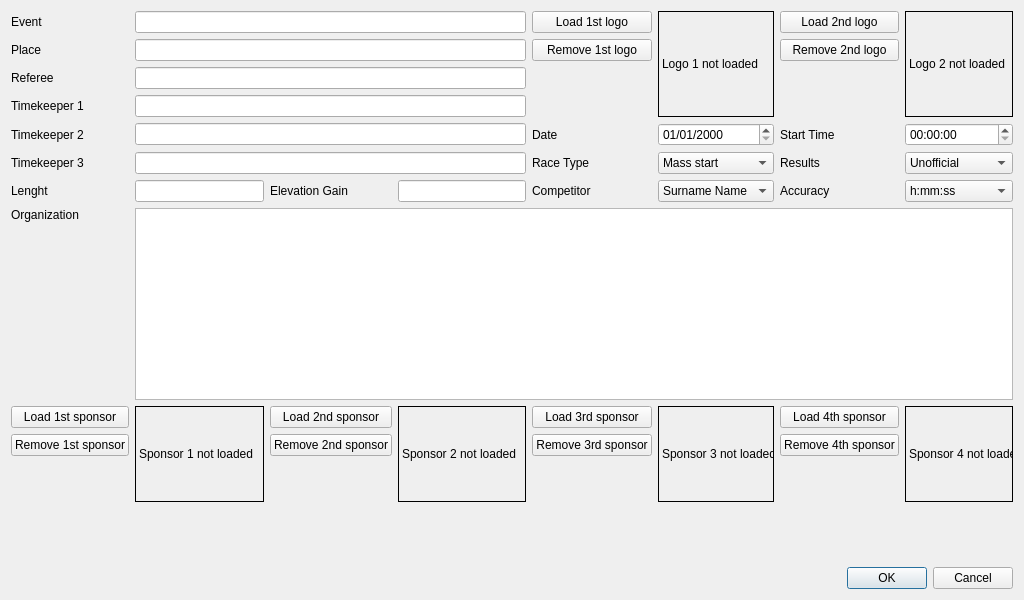
The window that chronoracedata.ui (flinco/LBChronoRace) describes before a commit, drawn with Qt 5.
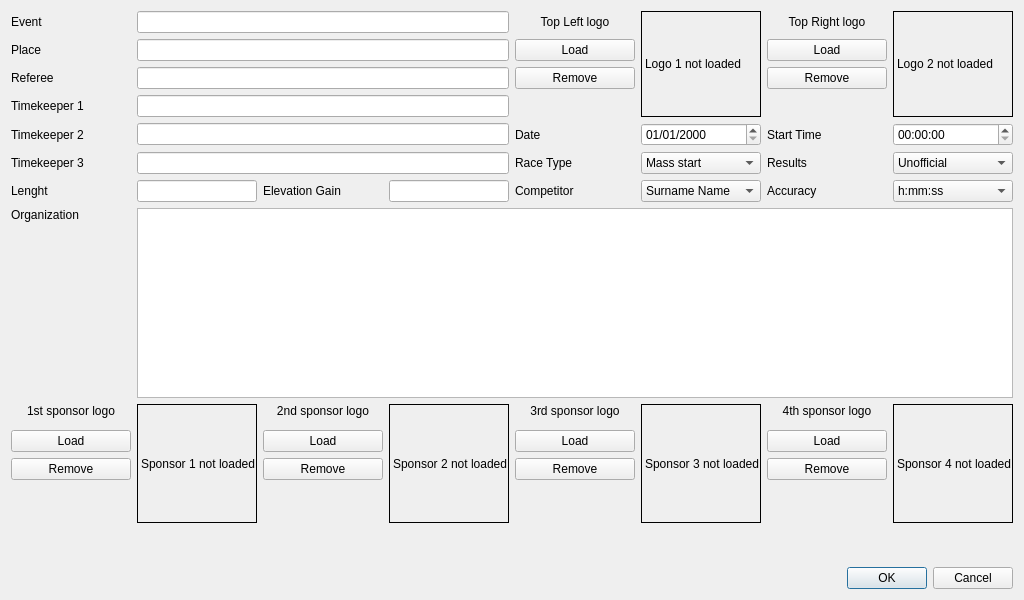
The same window after the commit. Icons and pictures are not drawn.

The edit to the form file:
```diff
--- a/chronoracedata.ui
+++ b/chronoracedata.ui
@@ -24,22 +24,51 @@
    <iconset>
     <normaloff>:/LBChronoRace.ico</normaloff>:/LBChronoRace.ico</iconset>
   </property>
-  <layout class="QGridLayout" name="gridLayout">
-   <item row="9" column="0">
-    <widget class="QPushButton" name="removeSponsorLogo1">
+  <layout class="QGridLayout" name="gridLayout" columnstretch="1,1,1,1,1,1,1,1">
+   <item row="2" column="1" colspan="3">
+    <widget class="QLineEdit" name="referee">
      <property name="toolTip">
       <string>Remove the first sponsor logo (from the bottom of the PDF)</string>
      </property>
+    </widget>
+   </item>
+   <item row="6" column="1">
+    <widget class="QLineEdit" name="length">
+     <property name="toolTip">
+      <string>The length of the race (optional)</string>
+     </property>
+    </widget>
+   </item>
+   <item row="4" column="4">
+    <widget class="QLabel" name="labelDate">
      <property name="text">
-      <string>Remove 1st sponsor</string>
+      <string>Date</string>
      </property>
-     <property name="icon">
-      <iconset resource="materialicons.qrc">
-       <normaloff>:/material/icons/hide_image.svg</normaloff>:/material/icons/hide_image.svg</iconset>
+    </widget>
+   </item>
+   <item row="8" column="1" rowspan="6">
+    <widget class="QLabel" name="sponsorLogo1">
+     <property name="sizePolicy">
+      <sizepolicy hsizetype="Ignored" vsizetype="Ignored">
+       <horstretch>0</horstretch>
+       <verstretch>0</verstretch>
+      </sizepolicy>
      </property>
+     <property name="toolTip">
+      <string>First sponsor logo (at the bottom of the PDF)</string>
+     </property>
+     <property name="frameShape">
+      <enum>QFrame::Shape::Box</enum>
+     </property>
+     <property name="text">
+      <string>Sponsor 1 not loaded</string>
+     </property>
+     <property name="scaledContents">
+      <bool>true</bool>
+     </property>
     </widget>
    </item>
-   <item row="10" column="0" rowspan="2">
+   <item row="12" column="0" rowspan="2">
     <spacer name="logosSpacer">
      <property name="orientation">
       <enum>Qt::Orientation::Vertical</enum>
@@ -52,6 +81,165 @@
      </property>
     </spacer>
    </item>
+   <item row="6" column="4">
+    <widget class="QLabel" name="labelNameComposition">
+     <property name="text">
+      <string>Competitor</string>
+     </property>
+    </widget>
+   </item>
+   <item row="6" column="0">
+    <widget class="QLabel" name="labelLength">
+     <property name="text">
+      <string>Lenght</string>
+     </property>
+    </widget>
+   </item>
+   <item row="7" column="0">
+    <widget class="QLabel" name="labelOrganization">
+     <property name="text">
+      <string>Organization</string>
+     </property>
+     <property name="alignment">
+      <set>Qt::AlignmentFlag::AlignLeading|Qt::AlignmentFlag::AlignLeft|Qt::AlignmentFlag::AlignTop</set>
+     </property>
+    </widget>
+   </item>
+   <item row="5" column="5">
+    <widget class="QComboBox" name="raceType">
+     <property name="toolTip">
+      <string>The type of race (important because it affects the calculation of rankings)</string>
+     </property>
+     <item>
+      <property name="text">
+       <string>Mass start</string>
+      </property>
+     </item>
+     <item>
+      <property name="text">
+       <string>Timed race</string>
+      </property>
+     </item>
+     <item>
+      <property name="text">
+       <string>Relay race</string>
+      </property>
+     </item>
+    </widget>
+   </item>
+   <item row="5" column="6">
+    <widget class="QLabel" name="labelResults">
+     <property name="text">
+      <string>Results</string>
+     </property>
+    </widget>
+   </item>
+   <item row="0" column="7" rowspan="4">
+    <widget class="QLabel" name="rightLogo">
+     <property name="sizePolicy">
+      <sizepolicy hsizetype="Ignored" vsizetype="Ignored">
+       <horstretch>0</horstretch>
+       <verstretch>0</verstretch>
+      </sizepolicy>
+     </property>
+     <property name="toolTip">
+      <string>The logo in the upper right corner of the PDF</string>
+     </property>
+     <property name="frameShape">
+      <enum>QFrame::Shape::Box</enum>
+     </property>
+     <property name="text">
+      <string>Logo 2 not loaded</string>
+     </property>
+     <property name="scaledContents">
+      <bool>true</bool>
+     </property>
+    </widget>
+   </item>
+   <item row="6" column="5">
+    <widget class="QComboBox" name="nameComposition">
+     <property name="toolTip">
+      <string>How the name of the competitor is built</string>
+     </property>
+     <item>
+      <property name="text">
+       <string>Surname Name</string>
+      </property>
+     </item>
+     <item>
+      <property name="text">
+       <string>Name Surname</string>
+      </property>
+     </item>
+     <item>
+      <property name="text">
+       <string>Surname (only)</string>
+      </property>
+     </item>
+     <item>
+      <property name="text">
+       <string>Name (only)</string>
+      </property>
+     </item>
+    </widget>
+   </item>
+   <item row="6" column="7">
+    <widget class="QComboBox" name="accuracy">
+     <property name="toolTip">
+      <string>How much accurate the timings will be</string>
+     </property>
+     <property name="currentText">
+      <string notr="true">h:mm:ss</string>
+     </property>
+     <item>
+      <property name="text">
+       <string notr="true">h:mm:ss</string>
+      </property>
+     </item>
+     <item>
+      <property name="text">
+       <string notr="true">h:mm:ss.d</string>
+      </property>
+     </item>
+     <item>
+      <property name="text">
+       <string notr="true">h:mm:ss.cc</string>
+      </property>
+     </item>
+     <item>
+      <property name="text">
+       <string notr="true">h:mm:ss.mmm</string>
+      </property>
+     </item>
+    </widget>
+   </item>
+   <item row="14" column="0" colspan="8">
+    <spacer name="bottomSpacer">
+     <property name="orientation">
+      <enum>Qt::Orientation::Vertical</enum>
+     </property>
+     <property name="sizeHint" stdset="0">
+      <size>
+       <width>20</width>
+       <height>40</height>
+      </size>
+     </property>
+    </spacer>
+   </item>
+   <item row="4" column="6">
+    <widget class="QLabel" name="labelStartTime">
+     <property name="text">
+      <string>Start Time</string>
+     </property>
+    </widget>
+   </item>
+   <item row="1" column="0">
+    <widget class="QLabel" name="labelPlace">
+     <property name="text">
+      <string>Place</string>
+     </property>
+    </widget>
+   </item>
    <item row="0" column="0">
     <widget class="QLabel" name="labelEvent">
      <property name="sizePolicy">
@@ -65,6 +253,129 @@
      </property>
     </widget>
    </item>
+   <item row="5" column="4">
+    <widget class="QLabel" name="labelRaceType">
+     <property name="text">
+      <string>Race Type</string>
+     </property>
+    </widget>
+   </item>
+   <item row="3" column="0">
+    <widget class="QLabel" name="labelTimekeeper1">
+     <property name="text">
+      <string>Timekeeper 1</string>
+     </property>
+    </widget>
+   </item>
+   <item row="2" column="0">
+    <widget class="QLabel" name="labelReferee">
+     <property name="text">
+      <string>Referee</string>
+     </property>
+    </widget>
+   </item>
+   <item row="6" column="6">
+    <widget class="QLabel" name="labelAccuracy">
+     <property name="text">
+      <string>Accuracy</string>
+     </property>
+    </widget>
+   </item>
+   <item row="11" column="6">
+    <widget class="QPushButton" name="removeSponsorLogo4">
+     <property name="toolTip">
+      <string>Remove the fourth sponsor logo (from the bottom of the PDF)</string>
+     </property>
+     <property name="text">
+      <string>Remove</string>
+     </property>
+     <property name="icon">
+      <iconset resource="materialicons.qrc">
+       <normaloff>:/material/icons/hide_image.svg</normaloff>:/material/icons/hide_image.svg</iconset>
+     </property>
+    </widget>
+   </item>
+   <item row="0" column="1" colspan="3">
+    <widget class="QLineEdit" name="event">
+     <property name="toolTip">
+      <string>The event name, used as title in the rankings</string>
+     </property>
+    </widget>
+   </item>
+   <item row="6" column="3">
+    <widget class="QLineEdit" name="elevationGain">
+     <property name="toolTip">
+      <string>The elevation gain of the race course (optional)</string>
+     </property>
+    </widget>
+   </item>
+   <item row="1" column="1" colspan="3">
+    <widget class="QLineEdit" name="place">
+     <property name="toolTip">
+      <string>Where the event takes place, used as subtitle in the rankings</string>
+     </property>
+    </widget>
+   </item>
+   <item row="16" column="0" colspan="8">
+    <widget class="QDialogButtonBox" name="buttonBox">
+     <property name="orientation">
+      <enum>Qt::Orientation::Horizontal</enum>
+     </property>
+     <property name="standardButtons">
+      <set>QDialogButtonBox::StandardButton::Cancel|QDialogButtonBox::StandardButton::Ok</set>
+     </property>
+    </widget>
+   </item>
+   <item row="4" column="7">
+    <widget class="QTimeEdit" name="startTime">
+     <property name="toolTip">
+      <string>What time the event starts (important if Race Type is set to 'Timed race')</string>
+     </property>
+    </widget>
+   </item>
+   <item row="7" column="1" colspan="7">
+    <widget class="QPlainTextEdit" name="organization">
+     <property name="toolTip">
+      <string comment="Free text added to the rankings"/>
+     </property>
+    </widget>
+   </item>
+   <item row="11" column="0">
+    <widget class="QPushButton" name="removeSponsorLogo1">
+     <property name="toolTip">
+      <string>Remove the first sponsor logo (from the bottom of the PDF)</string>
+     </property>
+     <property name="text">
+      <string>Remove</string>
+     </property>
+     <property name="icon">
+      <iconset resource="materialicons.qrc">
+       <normaloff>:/material/icons/hide_image.svg</normaloff>:/material/icons/hide_image.svg</iconset>
+     </property>
+    </widget>
+   </item>
+   <item row="8" column="3" rowspan="6">
+    <widget class="QLabel" name="sponsorLogo2">
+     <property name="sizePolicy">
+      <sizepolicy hsizetype="Ignored" vsizetype="Ignored">
+       <horstretch>0</horstretch>
+       <verstretch>0</verstretch>
+      </sizepolicy>
+     </property>
+     <property name="toolTip">
+      <string>Second sponsor logo (at the bottom of the PDF)</string>
+     </property>
+     <property name="frameShape">
+      <enum>QFrame::Shape::Box</enum>
+     </property>
+     <property name="text">
+      <string>Sponsor 2 not loaded</string>
+     </property>
+     <property name="scaledContents">
+      <bool>true</bool>
+     </property>
+    </widget>
+   </item>
    <item row="5" column="7">
     <widget class="QComboBox" name="results">
      <property name="toolTip">
@@ -82,14 +393,7 @@
      </item>
     </widget>
    </item>
-   <item row="5" column="1" colspan="3">
-    <widget class="QLineEdit" name="timeKeeper3">
-     <property name="toolTip">
-      <string>The name of the third timekeeper (optional)</string>
-     </property>
-    </widget>
-   </item>
-   <item row="8" column="7" rowspan="4">
+   <item row="8" column="7" rowspan="6">
     <widget class="QLabel" name="sponsorLogo4">
      <property name="sizePolicy">
       <sizepolicy hsizetype="Ignored" vsizetype="Ignored">
@@ -111,17 +415,24 @@
      </property>
     </widget>
    </item>
-   <item row="3" column="1" colspan="3">
-    <widget class="QLineEdit" name="timeKeeper1">
-     <property name="toolTip">
-      <string>The name of the first timekeeper (optional)</string>
+   <item row="4" column="0">
+    <widget class="QLabel" name="labelTimekeeper2">
+     <property name="text">
+      <string>Timekeeper 2</string>
      </property>
     </widget>
    </item>
-   <item row="4" column="1" colspan="3">
-    <widget class="QLineEdit" name="timeKeeper2">
+   <item row="11" column="2">
+    <widget class="QPushButton" name="removeSponsorLogo2">
      <property name="toolTip">
-      <string>The name of the second timekeeper (optional)</string>
+      <string>Remove the second sponsor logo (from the bottom of the PDF)</string>
+     </property>
+     <property name="text">
+      <string>Remove</string>
+     </property>
+     <property name="icon">
+      <iconset resource="materialicons.qrc">
+       <normaloff>:/material/icons/hide_image.svg</normaloff>:/material/icons/hide_image.svg</iconset>
      </property>
     </widget>
    </item>
@@ -147,27 +458,27 @@
      </property>
     </widget>
    </item>
-   <item row="8" column="6">
-    <widget class="QPushButton" name="loadSponsorLogo4">
-     <property name="toolTip">
-      <string>Add the fourth sponsor logo (at the bottom of the PDF)</string>
-     </property>
+   <item row="6" column="2">
+    <widget class="QLabel" name="labelElevationGain">
      <property name="text">
-      <string>Load 4th sponsor</string>
+      <string>Elevation Gain</string>
      </property>
-     <property name="icon">
-      <iconset resource="materialicons.qrc">
-       <normaloff>:/material/icons/add_photo_alternate.svg</normaloff>:/material/icons/add_photo_alternate.svg</iconset>
+    </widget>
+   </item>
+   <item row="4" column="1" colspan="3">
+    <widget class="QLineEdit" name="timeKeeper2">
+     <property name="toolTip">
+      <string>The name of the second timekeeper (optional)</string>
      </property>
     </widget>
    </item>
-   <item row="9" column="6">
-    <widget class="QPushButton" name="removeSponsorLogo4">
+   <item row="11" column="4">
+    <widget class="QPushButton" name="removeSponsorLogo3">
      <property name="toolTip">
       <string>Remove the fourth sponsor logo (from the bottom of the PDF)</string>
      </property>
      <property name="text">
-      <string>Remove 4th sponsor</string>
+      <string>Remove</string>
      </property>
      <property name="icon">
       <iconset resource="materialicons.qrc">
@@ -175,8 +486,8 @@
      </property>
     </widget>
    </item>
-   <item row="8" column="1" rowspan="4">
-    <widget class="QLabel" name="sponsorLogo1">
+   <item row="8" column="5" rowspan="6">
+    <widget class="QLabel" name="sponsorLogo3">
      <property name="sizePolicy">
       <sizepolicy hsizetype="Ignored" vsizetype="Ignored">
        <horstretch>0</horstretch>
@@ -190,13 +501,27 @@
       <enum>QFrame::Shape::Box</enum>
      </property>
      <property name="text">
-      <string>Sponsor 1 not loaded</string>
+      <string>Sponsor 3 not loaded</string>
      </property>
      <property name="scaledContents">
       <bool>true</bool>
      </property>
     </widget>
    </item>
+   <item row="3" column="1" colspan="3">
+    <widget class="QLineEdit" name="timeKeeper1">
+     <property name="toolTip">
+      <string>The name of the first timekeeper (optional)</string>
+     </property>
+    </widget>
+   </item>
+   <item row="5" column="1" colspan="3">
+    <widget class="QLineEdit" name="timeKeeper3">
+     <property name="toolTip">
+      <string>The name of the third timekeeper (optional)</string>
+     </property>
+    </widget>
+   </item>
    <item row="5" column="0">
     <widget class="QLabel" name="labelTimekeeper3">
      <property name="text">
@@ -204,101 +529,6 @@
      </property>
     </widget>
    </item>
-   <item row="14" column="0" colspan="8">
-    <widget class="QDialogButtonBox" name="buttonBox">
-     <property name="orientation">
-      <enum>Qt::Orientation::Horizontal</enum>
-     </property>
-     <property name="standardButtons">
-      <set>QDialogButtonBox::StandardButton::Cancel|QDialogButtonBox::StandardButton::Ok</set>
-     </property>
-    </widget>
-   </item>
-   <item row="1" column="1" colspan="3">
-    <widget class="QLineEdit" name="place">
-     <property name="toolTip">
-      <string>Where the event takes place, used as subtitle in the rankings</string>
-     </property>
-    </widget>
-   </item>
-   <item row="5" column="5">
-    <widget class="QComboBox" name="raceType">
-     <property name="toolTip">
-      <string>The type of race (important because it affects the calculation of rankings)</string>
-     </property>
-     <item>
-      <property name="text">
-       <string>Mass start</string>
-      </property>
-     </item>
-     <item>
-      <property name="text">
-       <string>Timed race</string>
-      </property>
-     </item>
-     <item>
-      <property name="text">
-       <string>Relay race</string>
-      </property>
-     </item>
-    </widget>
-   </item>
-   <item row="8" column="0">
-    <widget class="QPushButton" name="loadSponsorLogo1">
-     <property name="toolTip">
-      <string>Add the first sponsor logo (at the bottom of the PDF)</string>
-     </property>
-     <property name="text">
-      <string>Load 1st sponsor</string>
-     </property>
-     <property name="icon">
-      <iconset resource="materialicons.qrc">
-       <normaloff>:/material/icons/add_photo_alternate.svg</normaloff>:/material/icons/add_photo_alternate.svg</iconset>
-     </property>
-    </widget>
-   </item>
-   <item row="9" column="4">
-    <widget class="QPushButton" name="removeSponsorLogo3">
-     <property name="toolTip">
-      <string>Remove the third sponsor logo (from the bottom of the PDF)</string>
-     </property>
-     <property name="text">
-      <string>Remove 3rd sponsor</string>
-     </property>
-     <property name="icon">
-      <iconset resource="materialicons.qrc">
-       <normaloff>:/material/icons/hide_image.svg</normaloff>:/material/icons/hide_image.svg</iconset>
-     </property>
-    </widget>
-   </item>
-   <item row="3" column="0">
-    <widget class="QLabel" name="labelTimekeeper1">
-     <property name="text">
-      <string>Timekeeper 1</string>
-     </property>
-    </widget>
-   </item>
-   <item row="9" column="2">
-    <widget class="QPushButton" name="removeSponsorLogo2">
-     <property name="toolTip">
-      <string>Remove the second sponsor logo (from the bottom of the PDF)</string>
-     </property>
-     <property name="text">
-      <string>Remove 2nd sponsor</string>
-     </property>
-     <property name="icon">
-      <iconset resource="materialicons.qrc">
-       <normaloff>:/material/icons/hide_image.svg</normaloff>:/material/icons/hide_image.svg</iconset>
-     </property>
-    </widget>
-   </item>
-   <item row="4" column="7">
-    <widget class="QTimeEdit" name="startTime">
-     <property name="toolTip">
-      <string>What time the event starts (important if Race Type is set to 'Timed race')</string>
-     </property>
-    </widget>
-   </item>
    <item row="4" column="5">
     <widget class="QDateEdit" name="date">
      <property name="toolTip">
@@ -309,13 +539,27 @@
      </property>
     </widget>
    </item>
-   <item row="8" column="4">
+   <item row="10" column="6">
+    <widget class="QPushButton" name="loadSponsorLogo4">
+     <property name="toolTip">
+      <string>Add the fourth sponsor logo (at the bottom of the PDF)</string>
+     </property>
+     <property name="text">
+      <string>Load</string>
+     </property>
+     <property name="icon">
+      <iconset resource="materialicons.qrc">
+       <normaloff>:/material/icons/add_photo_alternate.svg</normaloff>:/material/icons/add_photo_alternate.svg</iconset>
+     </property>
+    </widget>
+   </item>
+   <item row="10" column="4">
     <widget class="QPushButton" name="loadSponsorLogo3">
      <property name="toolTip">
       <string>Add the third sponsor logo (at the bottom of the PDF)</string>
      </property>
      <property name="text">
-      <string>Load 3rd sponsor</string>
+      <string>Load</string>
      </property>
      <property name="icon">
       <iconset resource="materialicons.qrc">
@@ -323,151 +567,13 @@
      </property>
     </widget>
    </item>
-   <item row="4" column="4">
-    <widget class="QLabel" name="labelDate">
-     <property name="text">
-      <string>Date</string>
-     </property>
-    </widget>
-   </item>
-   <item row="8" column="3" rowspan="4">
-    <widget class="QLabel" name="sponsorLogo2">
-     <property name="sizePolicy">
-      <sizepolicy hsizetype="Ignored" vsizetype="Ignored">
-       <horstretch>0</horstretch>
-       <verstretch>0</verstretch>
-      </sizepolicy>
-     </property>
-     <property name="toolTip">
-      <string>Second sponsor logo (at the bottom of the PDF)</string>
-     </property>
-     <property name="frameShape">
-      <enum>QFrame::Shape::Box</enum>
-     </property>
-     <property name="text">
-      <string>Sponsor 2 not loaded</string>
-     </property>
-     <property name="scaledContents">
-      <bool>true</bool>
-     </property>
-    </widget>
-   </item>
-   <item row="8" column="5" rowspan="4">
-    <widget class="QLabel" name="sponsorLogo3">
-     <property name="sizePolicy">
-      <sizepolicy hsizetype="Ignored" vsizetype="Ignored">
-       <horstretch>0</horstretch>
-       <verstretch>0</verstretch>
-      </sizepolicy>
-     </property>
-     <property name="toolTip">
-      <string>Third sponsor logo (at the bottom of the PDF)</string>
-     </property>
-     <property name="frameShape">
-      <enum>QFrame::Shape::Box</enum>
-     </property>
-     <property name="text">
-      <string>Sponsor 3 not loaded</string>
-     </property>
-     <property name="scaledContents">
-      <bool>true</bool>
-     </property>
-    </widget>
-   </item>
-   <item row="0" column="7" rowspan="4">
-    <widget class="QLabel" name="rightLogo">
-     <property name="sizePolicy">
-      <sizepolicy hsizetype="Ignored" vsizetype="Ignored">
-       <horstretch>0</horstretch>
-       <verstretch>0</verstretch>
-      </sizepolicy>
-     </property>
-     <property name="toolTip">
-      <string>The logo in the upper right corner of the PDF</string>
-     </property>
-     <property name="frameShape">
-      <enum>QFrame::Shape::Box</enum>
-     </property>
-     <property name="text">
-      <string>Logo 2 not loaded</string>
-     </property>
-     <property name="scaledContents">
-      <bool>true</bool>
-     </property>
-    </widget>
-   </item>
-   <item row="2" column="0">
-    <widget class="QLabel" name="labelReferee">
-     <property name="text">
-      <string>Referee</string>
-     </property>
-    </widget>
-   </item>
-   <item row="7" column="0">
-    <widget class="QLabel" name="labelOrganization">
-     <property name="text">
-      <string>Organization</string>
-     </property>
-     <property name="alignment">
-      <set>Qt::AlignmentFlag::AlignLeading|Qt::AlignmentFlag::AlignLeft|Qt::AlignmentFlag::AlignTop</set>
-     </property>
-    </widget>
-   </item>
-   <item row="2" column="1" colspan="3">
-    <widget class="QLineEdit" name="referee">
-     <property name="toolTip">
-      <string>The name of the race referee (optional)</string>
-     </property>
-    </widget>
-   </item>
-   <item row="0" column="1" colspan="3">
-    <widget class="QLineEdit" name="event">
-     <property name="toolTip">
-      <string>The event name, used as title in the rankings</string>
-     </property>
-    </widget>
-   </item>
-   <item row="12" column="0" colspan="8">
-    <spacer name="bottomSpacer">
-     <property name="orientation">
-      <enum>Qt::Orientation::Vertical</enum>
-     </property>
-     <property name="sizeHint" stdset="0">
-      <size>
-       <width>20</width>
-       <height>40</height>
-      </size>
-     </property>
-    </spacer>
-   </item>
-   <item row="4" column="0">
-    <widget class="QLabel" name="labelTimekeeper2">
-     <property name="text">
-      <string>Timekeeper 2</string>
-     </property>
-    </widget>
-   </item>
-   <item row="0" column="6">
-    <widget class="QPushButton" name="loadRightLogo">
-     <property name="toolTip">
-      <string>Add the logo in the upper right corner of the PDF</string>
-     </property>
-     <property name="text">
-      <string>Load 2nd logo</string>
-     </property>
-     <property name="icon">
-      <iconset resource="materialicons.qrc">
-       <normaloff>:/material/icons/add_photo_alternate.svg</normaloff>:/material/icons/add_photo_alternate.svg</iconset>
-     </property>
-    </widget>
-   </item>
-   <item row="8" column="2">
+   <item row="10" column="2">
     <widget class="QPushButton" name="loadSponsorLogo2">
      <property name="toolTip">
       <string>Add the second sponsor logo (at the bottom of the PDF)</string>
      </property>
      <property name="text">
-      <string>Load 2nd sponsor</string>
+      <string>Load</string>
      </property>
      <property name="icon">
       <iconset resource="materialicons.qrc">
@@ -475,13 +581,67 @@
      </property>
     </widget>
    </item>
-   <item row="1" column="4">
+   <item row="10" column="0">
+    <widget class="QPushButton" name="loadSponsorLogo1">
+     <property name="toolTip">
+      <string>Add the first sponsor logo (at the bottom of the PDF)</string>
+     </property>
+     <property name="text">
+      <string>Load</string>
+     </property>
+     <property name="icon">
+      <iconset resource="materialicons.qrc">
+       <normaloff>:/material/icons/add_photo_alternate.svg</normaloff>:/material/icons/add_photo_alternate.svg</iconset>
+     </property>
+    </widget>
+   </item>
+   <item row="8" column="0">
+    <widget class="QLabel" name="label">
+     <property name="text">
+      <string>1st sponsor logo</string>
+     </property>
+     <property name="alignment">
+      <set>Qt::AlignmentFlag::AlignCenter</set>
+     </property>
+    </widget>
+   </item>
+   <item row="8" column="2">
+    <widget class="QLabel" name="label_2">
+     <property name="text">
+      <string>2nd sponsor logo</string>
+     </property>
+     <property name="alignment">
+      <set>Qt::AlignmentFlag::AlignCenter</set>
+     </property>
+    </widget>
+   </item>
+   <item row="8" column="4">
+    <widget class="QLabel" name="label_3">
+     <property name="text">
+      <string>3rd sponsor logo</string>
+     </property>
+     <property name="alignment">
+      <set>Qt::AlignmentFlag::AlignCenter</set>
+     </property>
+    </widget>
+   </item>
+   <item row="8" column="6">
+    <widget class="QLabel" name="label_4">
+     <property name="text">
+      <string>4th sponsor logo</string>
+     </property>
+     <property name="alignment">
+      <set>Qt::AlignmentFlag::AlignCenter</set>
+     </property>
+    </widget>
+   </item>
+   <item row="2" column="4">
     <widget class="QPushButton" name="removeLeftLogo">
      <property name="toolTip">
       <string>Removes the logo from the upper left corner of the PDF</string>
      </property>
      <property name="text">
-      <string>Remove 1st logo</string>
+      <string>Remove</string>
      </property>
      <property name="icon">
       <iconset resource="materialicons.qrc">
@@ -489,20 +649,13 @@
      </property>
     </widget>
    </item>
-   <item row="1" column="0">
-    <widget class="QLabel" name="labelPlace">
-     <property name="text">
-      <string>Place</string>
-     </property>
-    </widget>
-   </item>
-   <item row="0" column="4">
+   <item row="1" column="4">
     <widget class="QPushButton" name="loadLeftLogo">
      <property name="toolTip">
       <string>Add a logo in the upper left corner of the PDF</string>
      </property>
      <property name="text">
-      <string>Load 1st logo</string>
+      <string>Load</string>
      </property>
      <property name="icon">
       <iconset resource="materialicons.qrc">
@@ -510,13 +663,13 @@
      </property>
     </widget>
    </item>
-   <item row="1" column="6">
+   <item row="2" column="6">
     <widget class="QPushButton" name="removeRightLogo">
      <property name="toolTip">
       <string>Removes the logo from the upper right corner of the PDF</string>
      </property>
      <property name="text">
-      <string>Remove 2nd logo</string>
+      <string>Remove</string>
      </property>
      <property name="icon">
       <iconset resource="materialicons.qrc">
@@ -524,130 +677,37 @@
      </property>
     </widget>
    </item>
-   <item row="6" column="0">
-    <widget class="QLabel" name="labelLength">
-     <property name="text">
-      <string>Lenght</string>
+   <item row="1" column="6">
+    <widget class="QPushButton" name="loadRightLogo">
+     <property name="toolTip">
+      <string>Add the logo in the upper right corner of the PDF</string>
      </property>
-    </widget>
-   </item>
-   <item row="5" column="4">
-    <widget class="QLabel" name="labelRaceType">
      <property name="text">
-      <string>Race Type</string>
+      <string>Load</string>
      </property>
-    </widget>
-   </item>
-   <item row="6" column="2">
-    <widget class="QLabel" name="labelElevationGain">
-     <property name="text">
-      <string>Elevation Gain</string>
+     <property name="icon">
+      <iconset resource="materialicons.qrc">
+       <normaloff>:/material/icons/add_photo_alternate.svg</normaloff>:/material/icons/add_photo_alternate.svg</iconset>
      </property>
     </widget>
    </item>
-   <item row="4" column="6">
-    <widget class="QLabel" name="labelStartTime">
+   <item row="0" column="4">
+    <widget class="QLabel" name="label_5">
      <property name="text">
-      <string>Start Time</string>
+      <string>Top Left logo</string>
      </property>
-    </widget>
-   </item>
-   <item row="5" column="6">
-    <widget class="QLabel" name="labelResults">
-     <property name="text">
-      <string>Results</string>
+     <property name="alignment">
+      <set>Qt::AlignmentFlag::AlignCenter</set>
      </property>
     </widget>
    </item>
-   <item row="6" column="4">
-    <widget class="QLabel" name="labelNameComposition">
+   <item row="0" column="6">
+    <widget class="QLabel" name="label_6">
      <property name="text">
-      <string>Competitor</string>
+      <string>Top Right logo</string>
      </property>
-    </widget>
-   </item>
-   <item row="6" column="5">
-    <widget class="QComboBox" name="nameComposition">
-     <property name="toolTip">
-      <string>How the name of the competitor is built</string>
-     </property>
-     <item>
-      <property name="text">
-       <string>Surname Name</string>
-      </property>
-     </item>
-     <item>
-      <property name="text">
-       <string>Name Surname</string>
-      </property>
-     </item>
-     <item>
-      <property name="text">
-       <string>Surname (only)</string>
-      </property>
-     </item>
-     <item>
-      <property name="text">
-       <string>Name (only)</string>
-      </property>
-     </item>
-    </widget>
-   </item>
-   <item row="6" column="6">
-    <widget class="QLabel" name="labelAccuracy">
-     <property name="text">
-      <string>Accuracy</string>
-     </property>
-    </widget>
-   </item>
-   <item row="6" column="7">
-    <widget class="QComboBox" name="accuracy">
-     <property name="toolTip">
-      <string>How much accurate the timings will be</string>
-     </property>
-     <property name="currentText">
-      <string notr="true">h:mm:ss</string>
-     </property>
-     <item>
-      <property name="text">
-       <string notr="true">h:mm:ss</string>
-      </property>
-     </item>
-     <item>
-      <property name="text">
-       <string notr="true">h:mm:ss.d</string>
-      </property>
-     </item>
-     <item>
-      <property name="text">
-       <string notr="true">h:mm:ss.cc</string>
-      </property>
-     </item>
-     <item>
-      <property name="text">
-       <string notr="true">h:mm:ss.mmm</string>
-      </property>
-     </item>
-    </widget>
-   </item>
-   <item row="7" column="1" colspan="7">
-    <widget class="QPlainTextEdit" name="organization">
-     <property name="toolTip">
-      <string comment="Free text added to the rankings"/>
-     </property>
-    </widget>
-   </item>
-   <item row="6" column="1">
-    <widget class="QLineEdit" name="length">
-     <property name="toolTip">
-      <string>The length of the race (optional)</string>
-     </property>
-    </widget>
-   </item>
-   <item row="6" column="3">
-    <widget class="QLineEdit" name="elevationGain">
-     <property name="toolTip">
-      <string>The elevation gain of the race course (optional)</string>
+     <property name="alignment">
+      <set>Qt::AlignmentFlag::AlignCenter</set>
      </property>
     </widget>
    </item>
```
Left out of the diff: 18 changed lines with no effect on the pictures.
